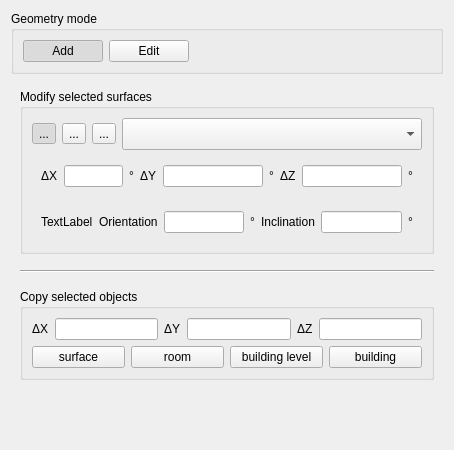
Qt form SIM-VICUS/src/SVPropEditGeometry.ui (ghorwin/SIM-VICUS) before a commit.
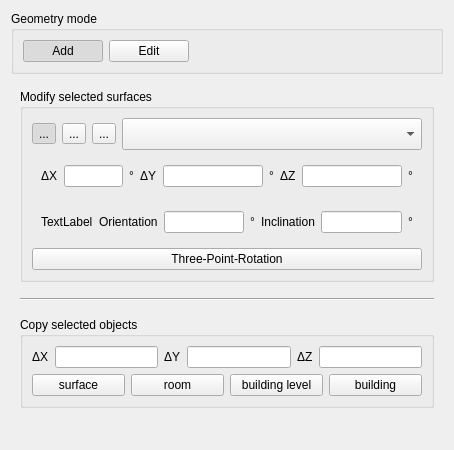
The same form after that commit. Icons and pictures are not drawn. Custom widgets are drawn as their Qt base class.

Commit message: Started implementing three-point-rotation feature.

The edit to the form file:
```diff
--- a/SIM-VICUS/src/SVPropEditGeometry.ui
+++ b/SIM-VICUS/src/SVPropEditGeometry.ui
@@ -453,6 +453,13 @@
             </layout>
            </widget>
           </item>
+          <item>
+           <widget class="QPushButton" name="pushButtonThreePointRotation">
+            <property name="text">
+             <string>Three-Point-Rotation</string>
+            </property>
+           </widget>
+          </item>
          </layout>
         </widget>
        </item>
```
The commit also changes 8 other files.
